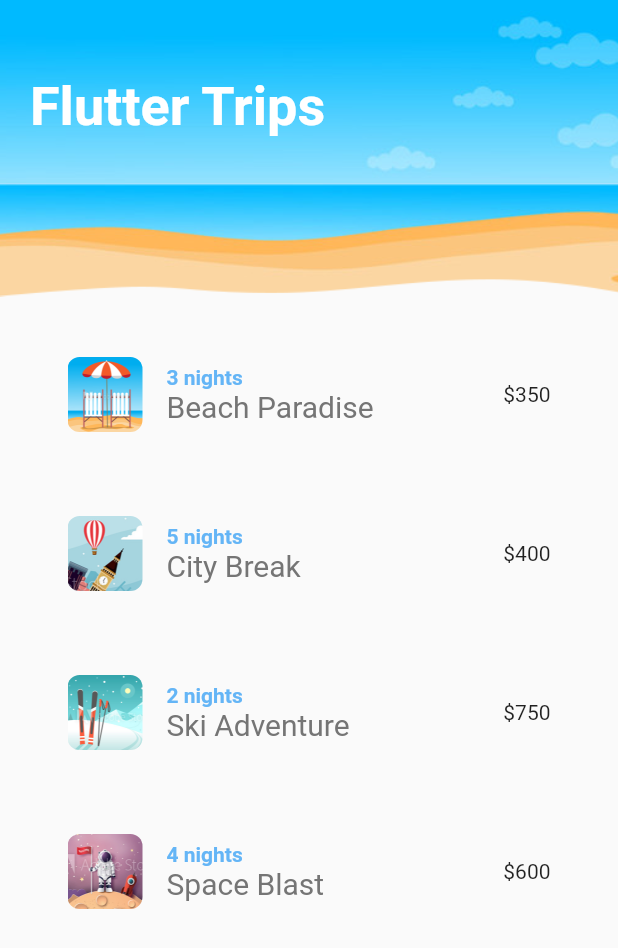
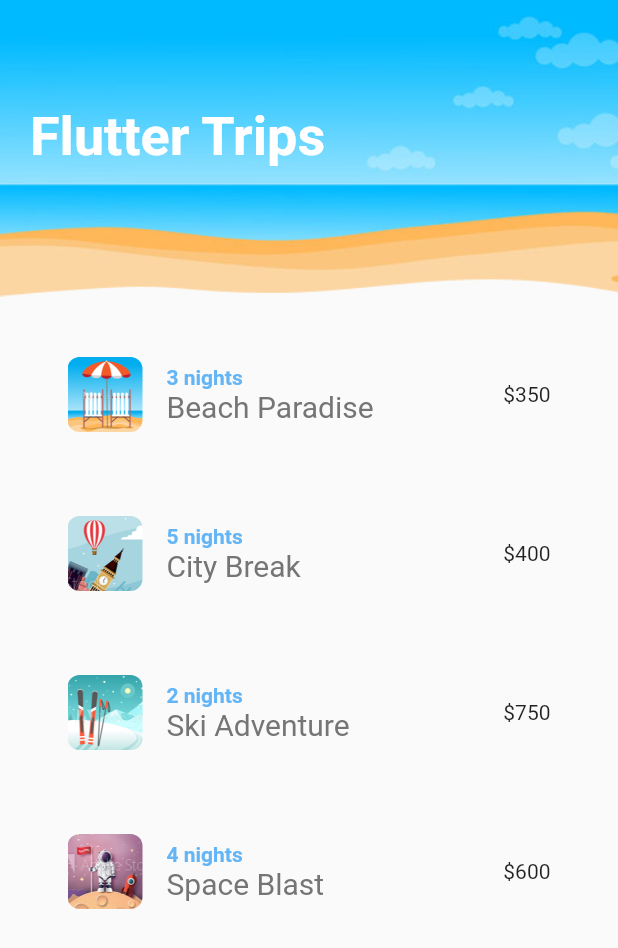
Before and after one commit to Atuoha/flutter_anime2, a Flutter app: the screen it shows after launch, on a phone screen of 412 x 824 dp. Shown: the top 948 px of the screen. Run offline on Flutter 3.47's test engine with Material 2 defaults, Android fonts, the phone set to English and light mode, and no system bars; missing offline and left inert: lipsum.

```diff
--- a/lib/shared/screenTitle.dart
+++ b/lib/shared/screenTitle.dart
@@ -8,9 +8,16 @@ class ScreenTitle extends StatelessWidget {
   @override
   Widget build(BuildContext context) {
     return TweenAnimationBuilder<double>(
-      duration: const Duration(milliseconds: 900),
+      duration: const Duration(milliseconds: 1500),
       tween: Tween(begin: 0, end: 1),
-      builder: (context, value, child) => Opacity(opacity: value, child: child),
+      curve: Curves.easeInCirc,
+      builder: (context, value, child) => Opacity(
+        opacity: value,
+        child: Padding(
+          padding: EdgeInsets.only(top: value * 20.0),
+          child: child,
+        ),
+      ),
       child: Text(
         text,
         style: const TextStyle(
```
Also changed, not shown: lib/shared/heart.dart (+11 -5 lines).
